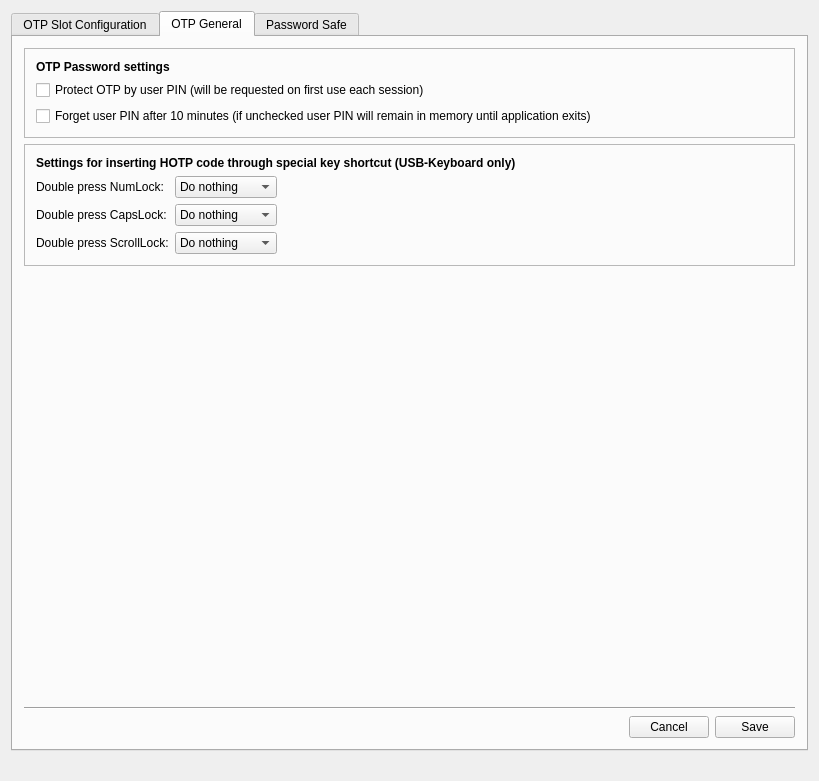
The window that src/ui/mainwindow.ui (Nitrokey/nitrokey-app) describes before a commit, drawn with Qt 5.
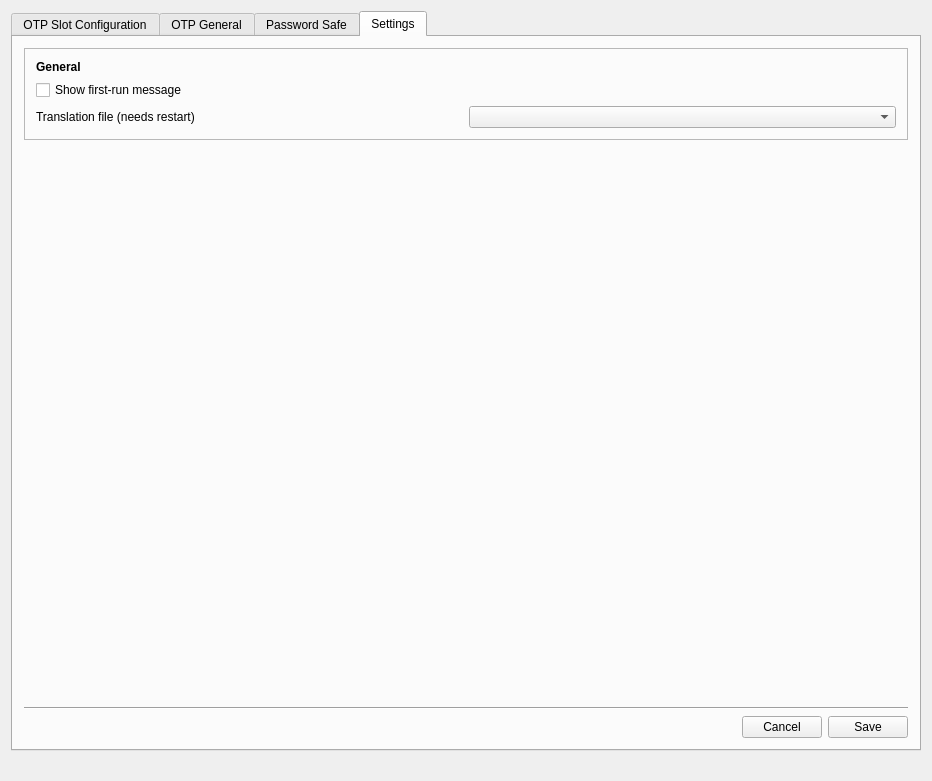
The same window after the commit. The open tabs and pages were chosen to show the change. Icons and pictures are not drawn.

Commit message:
Allow to change application's language from configuration window
Options moved to separate tab. Reload on save. Remind about restart. ESC to hide.

Diff of the .ui file:
```diff
--- a/src/ui/mainwindow.ui
+++ b/src/ui/mainwindow.ui
@@ -6,7 +6,7 @@
    <rect>
     <x>0</x>
     <y>0</y>
-    <width>801</width>
+    <width>932</width>
     <height>781</height>
    </rect>
   </property>
@@ -1327,6 +1327,129 @@
         </item>
        </layout>
       </widget>
+      <widget class="QWidget" name="tab_4">
+       <attribute name="title">
+        <string>Settings</string>
+       </attribute>
+       <layout class="QVBoxLayout" name="verticalLayout_73">
+        <item>
+         <layout class="QVBoxLayout" name="verticalLayout_72">
+          <item>
+           <widget class="QFrame" name="frame_9">
+            <property name="frameShape">
+             <enum>QFrame::StyledPanel</enum>
+            </property>
+            <property name="frameShadow">
+             <enum>QFrame::Raised</enum>
+            </property>
+            <layout class="QVBoxLayout" name="verticalLayout_15">
+             <item>
+              <layout class="QVBoxLayout" name="verticalLayout_17">
+               <item>
+                <widget class="QLabel" name="label_27">
+                 <property name="font">
+                  <font>
+                   <weight>75</weight>
+                   <bold>true</bold>
+                  </font>
+                 </property>
+                 <property name="text">
+                  <string>General</string>
+                 </property>
+                </widget>
+               </item>
+               <item>
+                <layout class="QVBoxLayout" name="verticalLayout_20">
+                 <item>
+                  <widget class="QCheckBox" name="cb_first_run_message">
+                   <property name="text">
+                    <string>Show first-run message</string>
+                   </property>
+                  </widget>
+                 </item>
+                 <item>
+                  <layout class="QHBoxLayout" name="horizontalLayout_12">
+                   <item>
+                    <widget class="QLabel" name="label_28">
+                     <property name="text">
+                      <string>&lt;html&gt;&lt;head/&gt;&lt;body&gt;&lt;p&gt;Translation file (needs restart)&lt;/p&gt;&lt;/body&gt;&lt;/html&gt;</string>
+                     </property>
+                    </widget>
+                   </item>
+                   <item>
+                    <widget class="QComboBox" name="combo_languages"/>
+                   </item>
+                  </layout>
+                 </item>
+                </layout>
+               </item>
+              </layout>
+             </item>
+            </layout>
+           </widget>
+          </item>
+          <item>
+           <layout class="QVBoxLayout" name="verticalLayout_71">
+            <item>
+             <spacer name="verticalSpacer_4">
+              <property name="orientation">
+               <enum>Qt::Vertical</enum>
+              </property>
+              <property name="sizeType">
+               <enum>QSizePolicy::MinimumExpanding</enum>
+              </property>
+              <property name="sizeHint" stdset="0">
+               <size>
+                <width>20</width>
+                <height>78</height>
+               </size>
+              </property>
+             </spacer>
+            </item>
+            <item>
+             <widget class="Line" name="line_10">
+              <property name="orientation">
+               <enum>Qt::Horizontal</enum>
+              </property>
+             </widget>
+            </item>
+           </layout>
+          </item>
+          <item>
+           <layout class="QHBoxLayout" name="horizontalLayout_11">
+            <item>
+             <spacer name="horizontalSpacer_5">
+              <property name="orientation">
+               <enum>Qt::Horizontal</enum>
+              </property>
+              <property name="sizeHint" stdset="0">
+               <size>
+                <width>40</width>
+                <height>20</height>
+               </size>
+              </property>
+             </spacer>
+            </item>
+            <item>
+             <widget class="QPushButton" name="btn_cancelSettings">
+              <property name="text">
+               <string>Cancel</string>
+              </property>
+             </widget>
+            </item>
+            <item>
+             <widget class="QPushButton" name="btn_writeSettings">
+              <property name="text">
+               <string>Save</string>
+              </property>
+             </widget>
+            </item>
+           </layout>
+          </item>
+         </layout>
+        </item>
+       </layout>
+      </widget>
      </widget>
     </item>
    </layout>
```
Left out of the diff: 27 changed lines with no effect on the pictures. The commit also changes 3 other files.
